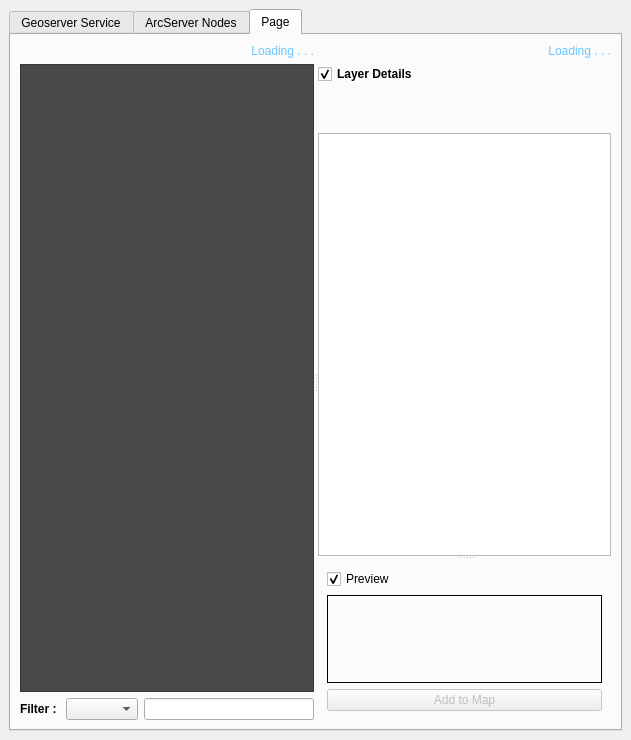
Before: the Qt Designer form src/ui/grData_dockwidget_base.ui in lymperis-e/Greek-Data-QGIS-Plugin, drawn with Qt 5.
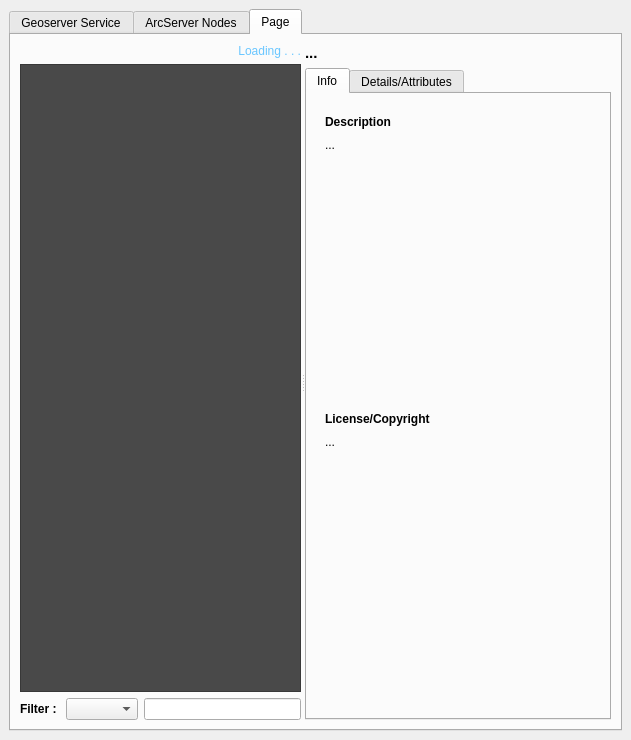
After: the same form once the commit is applied. Icons and pictures are not drawn.

The edit to the form file:
```diff
--- a/src/ui/grData_dockwidget_base.ui
+++ b/src/ui/grData_dockwidget_base.ui
@@ -992,49 +992,6 @@
               <widget class="QWidget" name="widget_15" native="true">
                <layout class="QVBoxLayout" name="verticalLayout_3">
                 <item>
-                 <layout class="QVBoxLayout" name="verticalLayout_2">
-                  <item>
-                   <widget class="QLabel" name="custom_geoserver_loading_label_3">
-                    <property name="enabled">
-                     <bool>true</bool>
-                    </property>
-                    <property name="font">
-                     <font>
-                      <weight>50</weight>
-                      <bold>false</bold>
-                      <underline>false</underline>
-                      <strikeout>false</strikeout>
-                     </font>
-                    </property>
-                    <property name="styleSheet">
-                     <string notr="true">color: rgb(105, 198, 255);</string>
-                    </property>
-                    <property name="text">
-                     <string>Loading . . .</string>
-                    </property>
-                    <property name="alignment">
-                     <set>Qt::AlignRight|Qt::AlignTrailing|Qt::AlignVCenter</set>
-                    </property>
-                   </widget>
-                  </item>
-                  <item>
-                   <widget class="QCheckBox" name="current_layers_details_checkbox">
-                    <property name="font">
-                     <font>
-                      <pointsize>9</pointsize>
-                      <weight>75</weight>
-                      <bold>true</bold>
-                     </font>
-                    </property>
-                    <property name="text">
-                     <string>Layer Details</string>
-                    </property>
-                    <property name="checked">
-                     <bool>true</bool>
-                    </property>
-                   </widget>
-                  </item>
-                  <item>
                    <widget class="QLabel" name="current_layer_name_label">
                     <property name="sizePolicy">
                      <sizepolicy hsizetype="Expanding" vsizetype="Preferred">
@@ -1050,7 +1007,48 @@
                      </font>
                     </property>
                     <property name="text">
-                     <string/>
+                   <string>...</string>
+                  </property>
+                  <property name="wordWrap">
+                   <bool>true</bool>
+                  </property>
+                 </widget>
+                </item>
+                <item>
+                 <widget class="QTabWidget" name="tabWidget_3">
+                  <property name="currentIndex">
+                   <number>0</number>
+                  </property>
+                  <widget class="QWidget" name="tab">
+                   <attribute name="title">
+                    <string>Info</string>
+                   </attribute>
+                   <layout class="QGridLayout" name="gridLayout_12">
+                    <item row="0" column="0">
+                     <widget class="QWidget" name="widget_5" native="true">
+                      <layout class="QVBoxLayout" name="verticalLayout_2">
+                       <item>
+                        <widget class="QLabel" name="descr">
+                         <property name="sizePolicy">
+                          <sizepolicy hsizetype="Expanding" vsizetype="Preferred">
+                           <horstretch>0</horstretch>
+                           <verstretch>0</verstretch>
+                          </sizepolicy>
+                         </property>
+                         <property name="maximumSize">
+                          <size>
+                           <width>16777215</width>
+                           <height>20</height>
+                          </size>
+                         </property>
+                         <property name="font">
+                          <font>
+                           <weight>75</weight>
+                           <bold>true</bold>
+                          </font>
+                         </property>
+                         <property name="text">
+                          <string>Description</string>
                     </property>
                     <property name="wordWrap">
                      <bool>true</bool>
@@ -1066,14 +1064,78 @@
                      </sizepolicy>
                     </property>
                     <property name="text">
-                     <string/>
-                    </property>
+                          <string>...</string>
+                         </property>
+                         <property name="alignment">
+                          <set>Qt::AlignLeading|Qt::AlignLeft|Qt::AlignTop</set>
+                         </property>
                     <property name="wordWrap">
                      <bool>true</bool>
                     </property>
                    </widget>
                   </item>
                   <item>
+                        <widget class="QLabel" name="copr">
+                         <property name="sizePolicy">
+                          <sizepolicy hsizetype="Expanding" vsizetype="Preferred">
+                           <horstretch>0</horstretch>
+                           <verstretch>0</verstretch>
+                          </sizepolicy>
+                         </property>
+                         <property name="maximumSize">
+                          <size>
+                           <width>16777215</width>
+                           <height>20</height>
+                          </size>
+                         </property>
+                         <property name="font">
+                          <font>
+                           <weight>75</weight>
+                           <bold>true</bold>
+                          </font>
+                         </property>
+                         <property name="text">
+                          <string>License/Copyright</string>
+                         </property>
+                         <property name="wordWrap">
+                          <bool>true</bool>
+                         </property>
+                        </widget>
+                       </item>
+                       <item>
+                        <widget class="QLabel" name="current_layer_copyright_label">
+                         <property name="sizePolicy">
+                          <sizepolicy hsizetype="Expanding" vsizetype="Preferred">
+                           <horstretch>0</horstretch>
+                           <verstretch>0</verstretch>
+                          </sizepolicy>
+                         </property>
+                         <property name="text">
+                          <string>...</string>
+                         </property>
+                         <property name="alignment">
+                          <set>Qt::AlignLeading|Qt::AlignLeft|Qt::AlignTop</set>
+                         </property>
+                         <property name="wordWrap">
+                          <bool>true</bool>
+                         </property>
+                        </widget>
+                       </item>
+                      </layout>
+                     </widget>
+                    </item>
+                   </layout>
+                  </widget>
+                  <widget class="QWidget" name="tab_2">
+                   <attribute name="title">
+                    <string>Details/Attributes</string>
+                   </attribute>
+                   <layout class="QGridLayout" name="gridLayout_13">
+                    <item row="0" column="0">
+                     <widget class="QSplitter" name="splitter_3">
+                      <property name="orientation">
+                       <enum>Qt::Vertical</enum>
+                      </property>
                    <widget class="QTreeWidget" name="current_layer_details_tree">
                     <property name="enabled">
                      <bool>true</bool>
@@ -1122,14 +1184,7 @@
                      </property>
                     </column>
                    </widget>
-                  </item>
-                 </layout>
-                </item>
-               </layout>
-              </widget>
-              <widget class="QWidget" name="widget_16" native="true">
-               <layout class="QGridLayout" name="gridLayout_34">
-                <item row="0" column="0">
+                      <widget class="QWidget" name="layoutWidget">
                  <layout class="QGridLayout" name="gridLayout_35">
                   <property name="leftMargin">
                    <number>9</number>
@@ -1181,6 +1236,12 @@
                    </widget>
                   </item>
                  </layout>
+                      </widget>
+                     </widget>
+                    </item>
+                   </layout>
+                  </widget>
+                 </widget>
                 </item>
                </layout>
               </widget>
```
Lines whose indentation alone changed are shown as unchanged.
